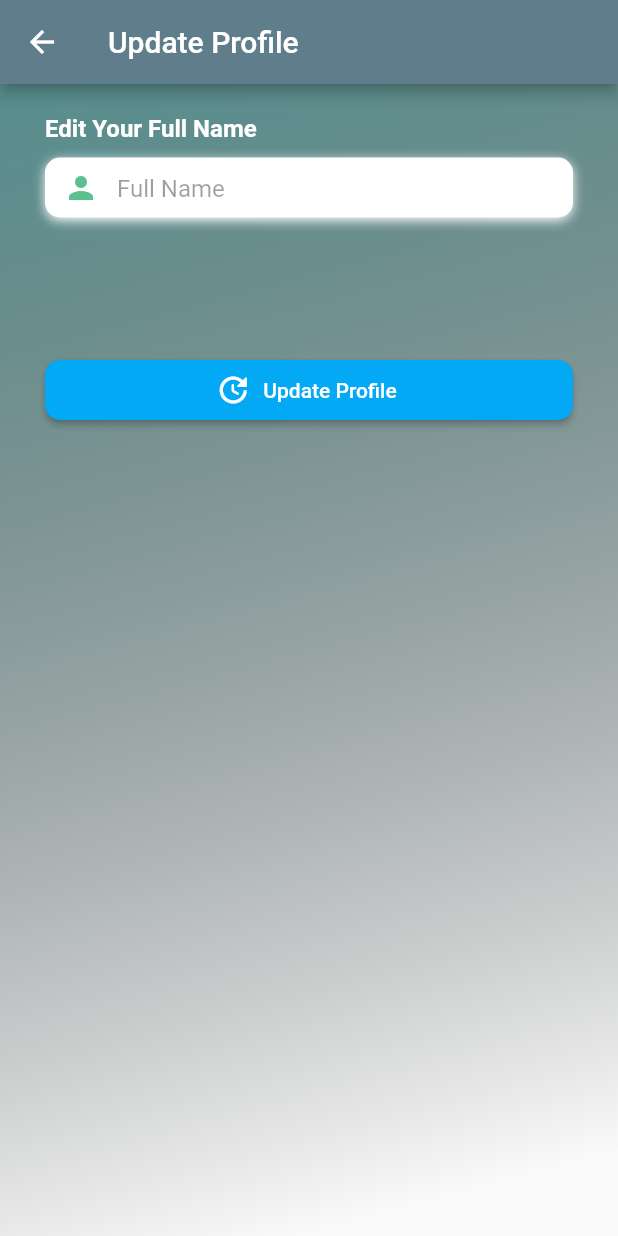
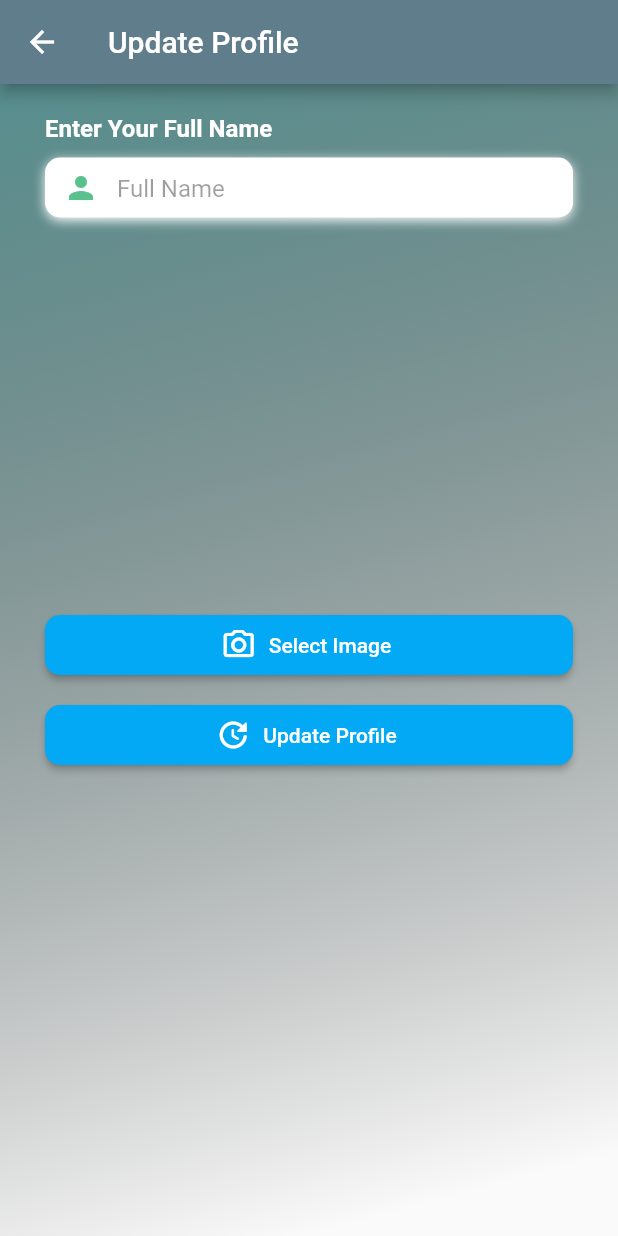
Before and after one commit to RealXSkull/Pc-Builder, a Flutter app: the screen it shows once a user with an empty profile is signed in, in the side drawer, after a tap on "Update Profile", on a phone screen of 412 x 824 dp. Run offline on Flutter 3.47's test engine with Material 2 defaults, Android fonts, the phone set to English and light mode, and no system bars; our stand-ins replace cloud_firestore, file_picker, firebase_auth, firebase_core, firebase_database, firebase_storage and 4 more; missing offline and left inert: dart:ffi; accounts and stored records are empty; network calls fail.

Commit message:
image and name

```diff
--- /dev/null
+++ b/lib/CardItem.dart
@@ -0,0 +1,15 @@
+import 'package:flutter/material.dart';
+
+import 'package:flutter/material.dart';
+
+class CardItem {
+  final String image;
+  final String Title;
+  final String Subtitle;
+
+  const CardItem({
+    required this.image,
+    required this.Title,
+    required this.Subtitle,
+  });
+}
--- a/lib/MainMenu.dart
+++ b/lib/MainMenu.dart
@@ -2,9 +2,12 @@
 
 // import 'package:fyp/LoginScreen.dart';
 // import 'package:fluttertoast/fluttertoast.dart';
+import 'dart:ffi';
+
 import 'package:flutter/material.dart';
 import 'package:flutter/services.dart';
 import 'package:fyp/NavBar.dart';
+import 'CardItem.dart';
 import 'dart:math';
 
 import 'package:scroll_snap_list/scroll_snap_list.dart';
@@ -25,7 +28,46 @@ class MenuItem {
 }
 
 class _MainMenuState extends State<MainMenu> {
+  List<CardItem> item = [
+    CardItem(
+        image: 'assets/icons/all_icon.jpg', Title: 'ALL', Subtitle: '\$100'),
+    CardItem(
+        image: 'assets/icons/all_icon.jpg', Title: 'ALL', Subtitle: '\$100'),
+    CardItem(
+        image: 'assets/icons/all_icon.jpg', Title: 'ALL', Subtitle: '\$100'),
+    CardItem(
+        image: 'assets/icons/all_icon.jpg', Title: 'ALL', Subtitle: '\$100'),
+    CardItem(
+        image: 'assets/icons/all_icon.jpg', Title: 'ALL', Subtitle: '\$100'),
+    CardItem(
+        image: 'assets/icons/all_icon.jpg', Title: 'ALL', Subtitle: '\$100'),
+  ];
   List<int> data = [10, 9, 8, 7, 6, 5, 4, 3, 2, 1];
+  Widget Buildcards(CardItem item) => Container(
+        width: 200,
+        child: Column(
+          children: [
+            Expanded(
+                child: AspectRatio(
+              aspectRatio: 4 / 3,
+              child: Image.asset(
+                item.image,
+                fit: BoxFit.cover,
+              ),
+            )),
+            Text(
+              item.Title,
+              style: TextStyle(fontSize: 20, fontWeight: FontWeight.bold),
+            ),
+            Text(
+              item.Subtitle,
+              style: TextStyle(
+                fontSize: 12,
+              ),
+            )
+          ],
+        ),
+      );
 
   List<Map> data1 = [
     {'name': 'All', 'iconpath': 'assets/icons/all_icons.jpg'},
@@ -106,22 +148,33 @@ class _MainMenuState extends State<MainMenu> {
               child: SingleChildScrollView(
                 physics: AlwaysScrollableScrollPhysics(),
                 padding: EdgeInsets.symmetric(horizontal: 30, vertical: 10),
-                child: Column(children: [
-                  SizedBox(
-                    height: 250,
-                    child: ScrollSnapList(
-                      itemBuilder: builditemlist,
-                      itemSize: 300,
-                      dynamicItemSize: true,
-                      onReachEnd: () {
-                        print('1st');
-                      },
-                      itemCount: data1.length,
-                      onItemFocus: (index) {},
-                      // reverse: true,
-                    ),
-                  ),
-                  SizedBox(
+                child: Container(
+                  // height: 140,
+                  // child: ListView.separated(
+                  //   scrollDirection: Axis.horizontal,
+                  //   separatorBuilder: (context, _) => SizedBox(
+                  //     width: 12,
+                  //   ),
+                  //   itemBuilder: (context, index) {
+                  //     return Buildcards(index);
+                  //   },
+
+                  //   itemCount: 6,
+                  // SizedBox(
+                  //   height: 250,
+                  //   child: ScrollSnapList(
+                  //     itemBuilder: builditemlist,
+                  //     itemSize: 300,
+                  //     dynamicItemSize: true,
+                  //     onReachEnd: () {
+                  //       print('1st');
+                  //     },
+                  //     itemCount: data1.length,
+                  //     onItemFocus: (index) {},
+                  //     // reverse: true,
+                  //   ),
+                  // ),
+                  child: SizedBox(
                     height: 250,
                     child: ScrollSnapList(
                       itemBuilder: builditemlist,
@@ -134,47 +187,62 @@ class _MainMenuState extends State<MainMenu> {
                       onItemFocus: (index) {},
                     ),
                   ),
-                  SizedBox(
-                    height: 250,
-                    child: ScrollSnapList(
-                      itemBuilder: builditemlist,
-                      itemSize: 300,
-                      dynamicItemSize: true,
-                      onReachEnd: () {
-                        print('index');
-                      },
-                      itemCount: data.length,
-                      onItemFocus: (index) {},
-                    ),
-                  ),
-                  SizedBox(
-                    height: 250,
-                    child: ScrollSnapList(
-                      itemBuilder: builditemlist,
-                      itemSize: 300,
-                      dynamicItemSize: true,
-                      onReachEnd: () {
-                        print('Done');
-                      },
-                      itemCount: data.length,
-                      onItemFocus: (index) {},
-                    ),
-                  ),
-                  SizedBox(
-                    height: 250,
-                    child: ScrollSnapList(
-                      itemBuilder: builditemlist,
-                      itemSize: 300,
-                      dynamicItemSize: true,
-                      onReachEnd: () {
-                        // print('Done');
-                      },
-                      reverse: true,
-                      itemCount: data.length,
-                      onItemFocus: (index) {},
-                    ),
-                  ),
-                ]),
+                  // SizedBox(
+                  //   height: 20,
+                  // ),
+                  // Buildcards(),
+                  // SizedBox(
+                  //   width: 20,
+                  //   height: 20,
+                  // ),
+                  // Buildcards(),
+                  // SizedBox(
+                  //   width: 20,
+                  //   height: 20,
+                  // ),
+                  // Buildcards(),
+                  // SizedBox(
+                  //   height: 250,
+                  //   // child: Scrollable(
+
+                  //   //   itemBuilder: builditemlist,
+                  //   //   itemSize: 300,
+                  //   //   dynamicItemSize: true,
+                  //   //   onReachEnd: () {
+                  //   //     print('index');
+                  //   //   },
+                  //   //   itemCount: data.length,
+                  //   //   onItemFocus: (index) {},
+                  //   // ),
+                  // ),
+                  // SizedBox(
+                  //   height: 250,
+                  //   child: ScrollSnapList(
+                  //     itemBuilder: builditemlist,
+                  //     itemSize: 300,
+                  //     dynamicItemSize: true,
+                  //     onReachEnd: () {
+                  //       print('Done');
+                  //     },
+                  //     itemCount: data.length,
+                  //     onItemFocus: (index) {},
+                  //   ),
+                  // ),
+                  // SizedBox(
+                  //   height: 250,
+                  //   child: ScrollSnapList(
+                  //     itemBuilder: builditemlist,
+                  //     itemSize: 300,
+                  //     dynamicItemSize: true,
+                  //     onReachEnd: () {
+                  //       // print('Done');
+                  //     },
+                  //     reverse: true,
+                  //     itemCount: data.length,
+                  //     onItemFocus: (index) {},
+                  //   ),
+                  // ),
+                ),
               ),
             ),
           ],
--- a/lib/ManageProfile.dart
+++ b/lib/ManageProfile.dart
@@ -1,5 +1,8 @@
-// ignore_for_file: prefer_const_constructors, prefer_const_literals_to_create_immutables, unused_field
+// ignore_for_file: prefer_const_constructors, prefer_const_literals_to_create_immutables, unused_field, file_names, unnecessary_string_interpolations
 
+import 'dart:io';
+import 'global.dart' as global;
+import 'package:file_picker/file_picker.dart';
 import 'package:firebase_auth/firebase_auth.dart';
 import 'package:flutter/material.dart';
 import 'package:flutter/services.dart';
@@ -16,11 +19,23 @@ class Manageprofile extends StatefulWidget {
 }
 
 class _ManageprofileState extends State<Manageprofile> {
-  final _namecontroller = TextEditingController();
+  PlatformFile? pickedFile;
+  final user = FirebaseAuth.instance.currentUser!;
+  final _namecontroller = TextEditingController(text: global.name);
   FirebaseStorage storage = FirebaseStorage.instance;
   final _addcontroller = TextEditingController();
   final formkey = GlobalKey<FormState>();
-  final user = FirebaseAuth.instance.currentUser!;
+  var image;
+  final picker = ImagePicker();
+
+  Future imagepicker() async {
+    final pick = await picker.pickImage(source: ImageSource.gallery);
+    setState(() {
+      if (pick != null) {
+        image = File(pick.path);
+      } else {}
+    });
+  }
 
   @override
   Widget build(BuildContext context) {
@@ -53,6 +68,32 @@ class _ManageprofileState extends State<Manageprofile> {
                         SizedBox(
                           height: 15,
                         ),
+                        Container(
+                          alignment: Alignment.topLeft,
+                          height: 150,
+                          width: 150,
+                          // child: Center(
+                          child: Column(
+                            children: <Widget>[
+                              if (image != null) Image.file(image),
+
+                              // if (pickedFile != null)
+                              //   Expanded(
+                              //     child: Container(
+                              //       color: Colors.blue,
+                              //       child: Image.file(
+                              //         File(pickedFile!.path!),
+                              //       ),
+                              //     ),
+                              //   ),
+                            ],
+                          ),
+                          //  ),
+                        ),
+
+                        const SizedBox(
+                          height: 20,
+                        ),
                         //buildAddress(),
                         const SizedBox(
                           height: 20,
@@ -73,6 +114,11 @@ class _ManageprofileState extends State<Manageprofile> {
                         SizedBox(
                           height: 20,
                         ),
+
+                        selectimage(),
+                        SizedBox(
+                          height: 20,
+                        ),
                         recoverpas()
                       ],
                     ),
@@ -82,6 +128,37 @@ class _ManageprofileState extends State<Manageprofile> {
             ),
           ),
         ));
+  }
+
+  Future selectFile() async {
+    final selectedpicture = await FilePicker.platform.pickFiles();
+    if (selectedpicture == null) return null;
+    setState(() {
+      pickedFile = selectedpicture.files.first;
+    });
+  }
+
+  Widget selectimage() {
+    return Container(
+      height: 40,
+      width: double.infinity,
+      child: ElevatedButton.icon(
+        style: ButtonStyle(
+            backgroundColor: MaterialStateProperty.all<Color>(Colors.lightBlue),
+            shape: MaterialStateProperty.all<RoundedRectangleBorder>(
+                RoundedRectangleBorder(
+              borderRadius: BorderRadius.circular(10.0),
+            ))),
+        label: Text('Select Image'),
+        onPressed: () {
+          imagepicker();
+        },
+        icon: Icon(
+          Icons.camera_alt_outlined,
+          size: 24,
+        ),
+      ),
+    );
   }
 
   Widget recoverpas() {
@@ -115,7 +192,7 @@ class _ManageprofileState extends State<Manageprofile> {
           height: 10,
         ),
         Text(
-          'Edit Your Full Name',
+          'Enter Your Full Name',
           style: TextStyle(
             color: Colors.white,
             fontSize: 16,
@@ -196,8 +273,11 @@ class _ManageprofileState extends State<Manageprofile> {
   // }
 
   Future update() async {
+    Reference reff =
+        FirebaseStorage.instance.ref().child('DisplayPicture').child(user.uid);
     String name = _namecontroller.text;
     String address = _addcontroller.text;
+
     final isValid = formkey.currentState!.validate();
     if (!isValid) return;
     showDialog(
@@ -211,7 +291,8 @@ class _ManageprofileState extends State<Manageprofile> {
               ),
             ));
     try {
-      await user.updateDisplayName(name);
+      if (name != null) await user.updateDisplayName(name);
+      if (image != null) await reff.putFile(image);
       // await user.updateAddress(address);
       //     User user = result.user;
       //  user.updateProfile(displayName: name);
--- a/lib/NavBar.dart
+++ b/lib/NavBar.dart
@@ -1,17 +1,23 @@
 // ignore_for_file: prefer_const_constructors, use_key_in_widget_constructors, prefer_const_literals_to_create_immutables, file_names, unused_import
 
+import 'global.dart' as globals;
 import 'package:firebase_auth/firebase_auth.dart';
+import 'package:firebase_storage/firebase_storage.dart';
 import 'package:flutter/material.dart';
 import 'package:fyp/LoginScreen.dart';
 import 'package:fyp/MainMenu.dart';
 import 'package:firebase_database/firebase_database.dart';
 import 'package:fyp/ManageProfile.dart';
 import 'package:fyp/Review.dart';
+import 'package:cloud_firestore/cloud_firestore.dart';
+import 'ManageProfile.dart';
 
 class NavBar extends StatelessWidget {
   @override
   Widget build(BuildContext context) {
     final user = FirebaseAuth.instance.currentUser!;
+    globals.name = user.displayName!;
+
     return Drawer(
       child: ListView(
         padding: EdgeInsets.zero,
@@ -19,18 +25,23 @@ class NavBar extends StatelessWidget {
           UserAccountsDrawerHeader(
             accountName: Text(user.displayName!),
             accountEmail: Text(user.email!),
-            currentAccountPicture: CircleAvatar(
-              child: ClipOval(
-                child: Image.asset(
-                  'assets/man.jpg',
+            currentAccountPicture: Container(
+              width: 20,
+              height: 20,
+              decoration: BoxDecoration(
+                  shape: BoxShape.circle,
+                  image: DecorationImage(
+                    fit: BoxFit.cover,
+                    //  Image.asset('assets/man.jpg')
+                    image: NetworkImage(globals.url),
+                  )),
 
-                  //   Image.asset(
-                  // 'C:\Users\HP\Documents\GitHub\fyp\asset\man.jpg',
-                  width: 90,
-                  height: 90,
-                  fit: BoxFit.cover,
-                ),
-              ),
+              // child: Image.asset(
+              //   'assets/man.jpg',
+              //   width: 90,
+              //   height: 90,
+              //   fit: BoxFit.cover,
+              // ),
             ),
             decoration: BoxDecoration(
               color: Colors.blue,
--- /dev/null
+++ b/lib/global.dart
@@ -0,0 +1,4 @@
+library globals;
+
+var url = "";
+var name;
--- a/lib/main.dart
+++ b/lib/main.dart
@@ -1,10 +1,12 @@
 // ignore_for_file: use_key_in_widget_constructors, depend_on_referenced_packages, prefer_const_constructors, duplicate_ignore, prefer_const_constructors
 
 import 'package:firebase_auth/firebase_auth.dart';
+import 'package:firebase_storage/firebase_storage.dart';
 import 'package:fyp/MainMenu.dart';
 import 'package:fyp/Authpage.dart';
 import 'package:flutter/material.dart';
 import 'package:firebase_core/firebase_core.dart';
+import 'global.dart' as global;
 
 Future main() async {
   WidgetsFlutterBinding.ensureInitialized();
--- a/pubspec.yaml
+++ b/pubspec.yaml
@@ -47,6 +47,7 @@ dependencies:
   image_picker: ^0.8.6
   firebase_core: ^2.3.0
   scroll_snap_list: ^0.9.1
+  file_picker: ^5.2.3
 
 dev_dependencies:
   flutter_test:
```
Also changed, not shown: lib/LoginScreen.dart (+8 -0 lines), pubspec.lock.
